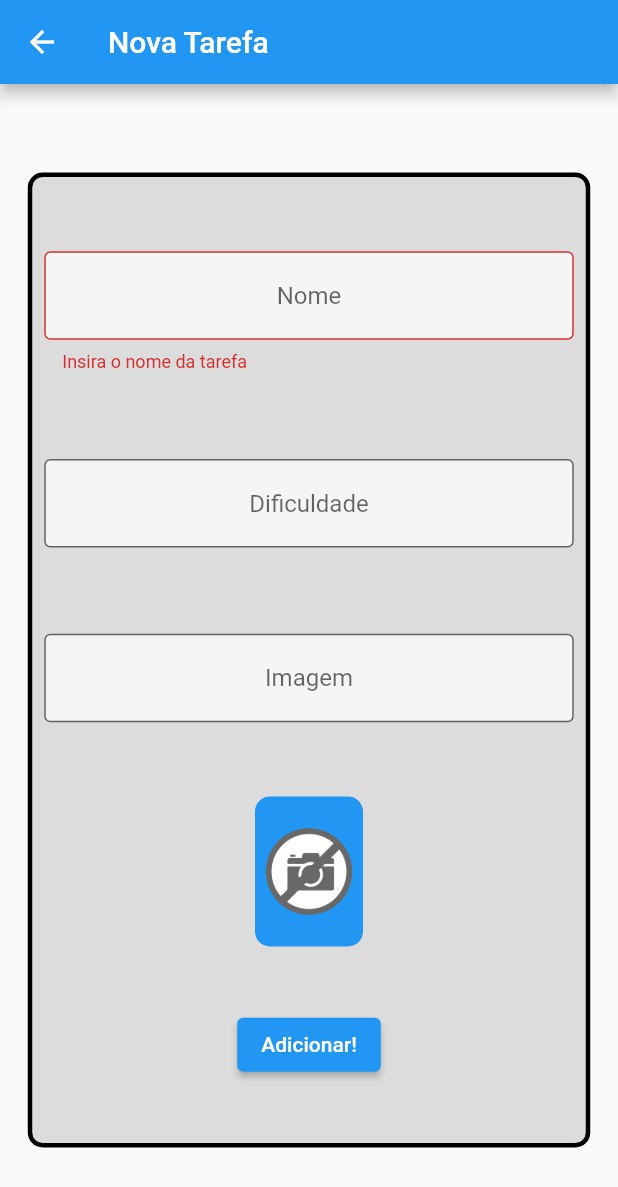
After one commit to lucasvini382/flutter-alura-01, a Flutter app: the FormScreen screen opened directly, after a tap on "Adicionar!", on a phone screen of 412 x 824 dp. The commit adds this screen. Shown: the top 1187 px of the screen. Run offline on Flutter 3.47's test engine with Material 2 defaults, Android fonts, the phone set to English and light mode, and no system bars; network calls fail.

Commit message:
feature: :sparkles: Adiciona InheritedWidget e Tela de formulario para cadastrar nova tarefa.

```diff
--- /dev/null
+++ b/lib/data/task_inherited.dart
@@ -0,0 +1,35 @@
+import 'package:alura_flutter_curso_1/components/tasks.dart';
+import 'package:flutter/material.dart';
+
+class TaskInherited extends InheritedWidget {
+  TaskInherited({
+    Key? key,
+    required Widget child,
+  }) : super(key: key, child: child);
+
+  final List<Tasks> taskList = [
+    Tasks('Estudar Flutter', 'assets/images/dash.png', 3),
+    Tasks('Andar de Bike', 'assets/images/bike.webp', 2),
+    Tasks('Ler', 'assets/images/livro.jpg', 4),
+    Tasks('Meditar', 'assets/images/meditar.jpeg', 5),
+    Tasks('Jogar', 'assets/images/jogar.jpg', 1),
+  ];
+
+  void newTask(String name, String photo, int difficulty) {
+    taskList.add(
+      Tasks(name, photo, difficulty),
+    );
+  }
+
+  static TaskInherited of(BuildContext context) {
+    final TaskInherited? result =
+        context.dependOnInheritedWidgetOfExactType<TaskInherited>();
+    assert(result != null, 'No TaskInherited found in context');
+    return result!;
+  }
+
+  @override
+  bool updateShouldNotify(TaskInherited oldWidget) {
+    return oldWidget.taskList.length != taskList.length;
+  }
+}
--- a/lib/main.dart
+++ b/lib/main.dart
@@ -1,3 +1,4 @@
+import 'package:alura_flutter_curso_1/data/task_inherited.dart';
 import 'package:alura_flutter_curso_1/screens/initial_screen.dart';
 import 'package:flutter/material.dart';
 
@@ -15,7 +16,7 @@ class MyApp extends StatelessWidget {
       theme: ThemeData(
         primarySwatch: Colors.blue,
       ),
-      home: const InitialScreen(),
+      home: TaskInherited(child: const InitialScreen()),
     );
   }
 }
--- /dev/null
+++ b/lib/screens/form_screen.dart
@@ -0,0 +1,164 @@
+import 'package:alura_flutter_curso_1/data/task_inherited.dart';
+import 'package:flutter/material.dart';
+
+class FormScreen extends StatefulWidget {
+  FormScreen({Key? key, required this.taskContext}) : super(key: key);
+
+  final BuildContext taskContext;
+
+  @override
+  State<FormScreen> createState() => _FormScreenState();
+}
+
+class _FormScreenState extends State<FormScreen> {
+  TextEditingController nameController = TextEditingController();
+  TextEditingController difficultyController = TextEditingController();
+  TextEditingController imageController = TextEditingController();
+  final _formKey = GlobalKey<FormState>();
+
+  bool valueValidator(String? value) {
+    if(value != null && value.isEmpty) {
+      return true;
+    }
+    return false;
+  }
+
+  bool difficultyValidator(String? value) {
+    if (value != null && value.isEmpty) {
+      if (int.parse(value) > 5 || int.parse(value) < 1) {
+        return true;
+      }
+    }
+    return false;
+  }
+
+  @override
+  Widget build(BuildContext context) {
+    return Form(
+      key: _formKey,
+      child: Scaffold(
+        appBar: AppBar(
+          title: const Text('Nova Tarefa'),
+        ),
+        body: Center(
+          child: SingleChildScrollView(
+            child: Container(
+              height: 650,
+              width: 375,
+              decoration: BoxDecoration(
+                color: Colors.black12,
+                borderRadius: BorderRadius.circular(10),
+                border: Border.all(width: 3),
+              ),
+              child: Column(
+                mainAxisAlignment: MainAxisAlignment.spaceEvenly,
+                crossAxisAlignment: CrossAxisAlignment.center,
+                children: [
+                  Padding(
+                    padding: const EdgeInsets.all(8.0),
+                    child: TextFormField(
+                      validator: (value) {
+                        if (valueValidator(value)) {
+                          return 'Insira o nome da tarefa';
+                        }
+                        return null;
+                      },
+                      controller: nameController,
+                      textAlign: TextAlign.center,
+                      decoration: const InputDecoration(
+                        border: OutlineInputBorder(),
+                        filled: true,
+                        fillColor: Colors.white70,
+                        hintText: 'Nome',
+                      ),
+                    ),
+                  ),
+                  Padding(
+                    padding: const EdgeInsets.all(8.0),
+                    child: TextFormField(
+                      validator: (value) {
+                        if (difficultyValidator(value)) {
+                          return 'Insira uma dificuldade entre 1 e 5';
+                        }
+                        return null;
+                      },
+                      controller: difficultyController,
+                      keyboardType: TextInputType.number,
+                      textAlign: TextAlign.center,
+                      decoration: const InputDecoration(
+                        border: OutlineInputBorder(),
+                        filled: true,
+                        fillColor: Colors.white70,
+                        hintText: 'Dificuldade',
+                      ),
+                    ),
+                  ),
+                  Padding(
+                    padding: const EdgeInsets.all(8.0),
+                    child: TextFormField(
+                      onChanged: (text) {
+                        setState(() {});
+                      },
+                      validator: (value) {
+                        if (valueValidator(value)) {
+                          return 'Insira um URL de imagem';
+                        }
+                        return null;
+                      },
+                      controller: imageController,
+                      keyboardType: TextInputType.url,
+                      textAlign: TextAlign.center,
+                      decoration: const InputDecoration(
+                        border: OutlineInputBorder(),
+                        filled: true,
+                        fillColor: Colors.white70,
+                        hintText: 'Imagem',
+                      ),
+                    ),
+                  ),
+                  Container(
+                    height: 100,
+                    width: 72,
+                    decoration: BoxDecoration(
+                        border: Border.all(width: 2, color: Colors.blue),
+                        borderRadius: BorderRadius.circular(10),
+                        color: Colors.blue),
+                    child: ClipRRect(
+                      borderRadius: BorderRadius.circular(10),
+                      child: Image.network(
+                        imageController.text,
+                        fit: BoxFit.cover,
+                        errorBuilder: (BuildContext context, Object exception,
+                            StackTrace? stacktrace) {
+                          return Image.asset('assets/images/nophoto.png');
+                        },
+                      ),
+                    ),
+                  ),
+                  ElevatedButton(
+                    onPressed: () {
+                      if (_formKey.currentState!.validate()) {
+                        TaskInherited.of(widget.taskContext).newTask(
+                          nameController.text,
+                          imageController.text,
+                          int.parse(difficultyController.text),
+                        );
+                        ScaffoldMessenger.of(context).showSnackBar(
+                          const SnackBar(
+                            content: Text('Adicionando nova tarefa'),
+                          ),
+                        );
+                        Navigator.pop(context);
+                      }
+                    },
+                    child: const Text('Adicionar!'),
+                  )
+                ],
+              ),
+            ),
+          ),
+        ),
+      ),
+    );
+  }
+}
```
Also changed, not shown: lib/components/tasks.dart (+23 -12 lines), lib/screens/initial_screen.dart (+14 -38 lines), assets/images/nophoto.png (added).
